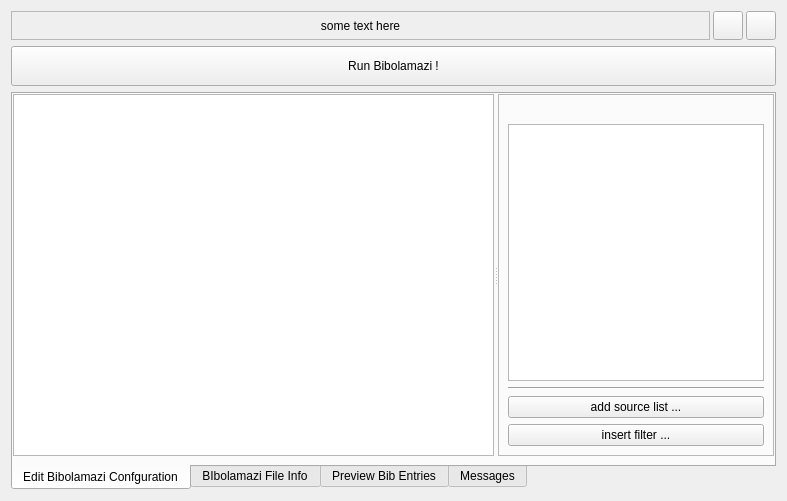
phfaist/bibolamazi, file gui/bibolamazi_gui/openbibfile.ui: the form before one commit.
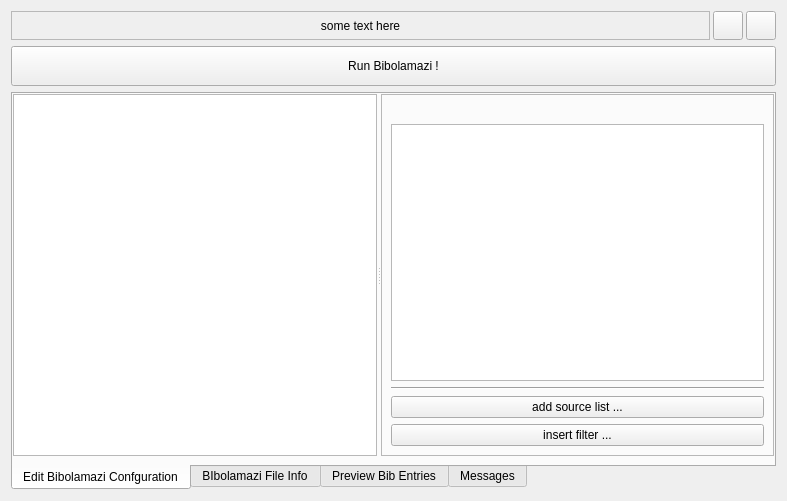
The form after the commit. Icons and pictures are not drawn. Custom widgets are drawn as their Qt base class.

The edit to the form file:
```diff
--- a/gui/bibolamazi_gui/openbibfile.ui
+++ b/gui/bibolamazi_gui/openbibfile.ui
@@ -63,8 +63,8 @@
          </property>
          <widget class="QTextEdit" name="txtConfig">
           <property name="sizePolicy">
-           <sizepolicy hsizetype="Expanding" vsizetype="Expanding">
-            <horstretch>9</horstretch>
+           <sizepolicy hsizetype="Preferred" vsizetype="Expanding">
+            <horstretch>0</horstretch>
             <verstretch>0</verstretch>
            </sizepolicy>
           </property>
@@ -73,6 +73,12 @@
           </property>
          </widget>
          <widget class="QStackedWidget" name="stackEditTools">
+          <property name="sizePolicy">
+           <sizepolicy hsizetype="Preferred" vsizetype="Expanding">
+            <horstretch>0</horstretch>
+            <verstretch>0</verstretch>
+           </sizepolicy>
+          </property>
           <property name="frameShape">
            <enum>QFrame::StyledPanel</enum>
           </property>
@@ -92,6 +98,9 @@
               <property name="alignment">
                <set>Qt::AlignCenter</set>
               </property>
+              <property name="margin">
+               <number>6</number>
+              </property>
               <property name="textInteractionFlags">
                <set>Qt::NoTextInteraction</set>
               </property>
```
Left out of the diff: 39 changed lines with no effect on the pictures.
